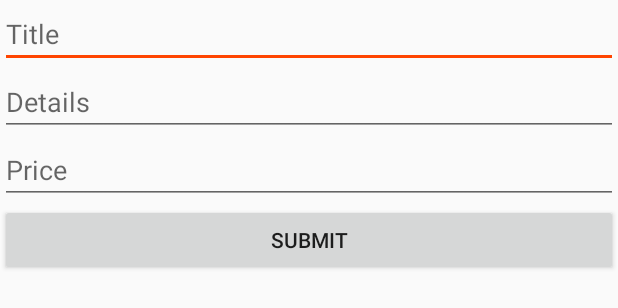
After one commit to nastala/MyPreSchool, an Android app: the layout fragment_teacher_request_permission.xml on its own in the app's theme, with its tools: preview values and no code run, on a phone screen of 412 x 824 dp. The commit adds this screen. Shown: the top 308 px of the screen. Run offline under Robolectric (Android 15) with nearby library versions, the phone set to English and light mode, and no system bars.

Commit message:
teacher tarafı tamam

```diff
--- /dev/null
+++ b/app/src/main/res/layout/fragment_teacher_request_permission.xml
@@ -0,0 +1,52 @@
+<?xml version="1.0" encoding="utf-8"?>
+<RelativeLayout xmlns:android="http://schemas.android.com/apk/res/android"
+    xmlns:tools="http://schemas.android.com/tools"
+    android:layout_width="match_parent"
+    android:layout_height="match_parent"
+    tools:context=".Fragments.TeacherFragments.TeacherRequestPermissionFragment">
+
+    <EditText
+        android:id="@+id/etTitle"
+        android:layout_width="match_parent"
+        android:layout_height="wrap_content"
+        android:maxLines="1"
+        android:hint="Title"/>
+
+    <ScrollView
+        android:id="@+id/svDetails"
+        android:layout_width="match_parent"
+        android:layout_height="wrap_content"
+        android:layout_below="@id/etTitle">
+
+        <EditText
+            android:id="@+id/etDetails"
+            android:layout_width="match_parent"
+            android:layout_height="wrap_content"
+            android:hint="Details"
+            android:inputType="textMultiLine"
+            android:maxLines="5"/>
+    </ScrollView>
+
+    <EditText
+        android:id="@+id/etPrice"
+        android:layout_width="match_parent"
+        android:layout_height="wrap_content"
+        android:hint="Price"
+        android:maxLines="1"
+        android:inputType="numberDecimal"
+        android:layout_below="@id/svDetails"/>
+
+    <Button
+        android:id="@+id/btnSubmit"
+        android:layout_width="match_parent"
+        android:layout_height="wrap_content"
+        android:layout_below="@id/etPrice"
+        android:text="SUBMIT"/>
+
+    <ProgressBar
+        android:id="@+id/pbRequest"
+        android:layout_width="wrap_content"
+        android:layout_height="wrap_content"
+        android:layout_centerInParent="true"
+        android:visibility="gone"/>
+</RelativeLayout>
```
Also changed, not shown: app/src/main/java/com/example/mypreschool/Classes/Helper.java (added, +60 -0 lines), app/src/main/java/com/example/mypreschool/Fragments/TeacherFragments/TeacherMainFragment.java (+11 -1 lines), app/src/main/java/com/example/mypreschool/Fragments/TeacherFragments/TeacherRequestPermissionFragment.java (added, +197 -0 lines), app/src/main/java/com/example/mypreschool/Requests/PermissionRequest.java (added, +24 -0 lines), app/src/main/res/layout/fragment_teacher_main.xml (+10 -0 lines), 1 other file.
